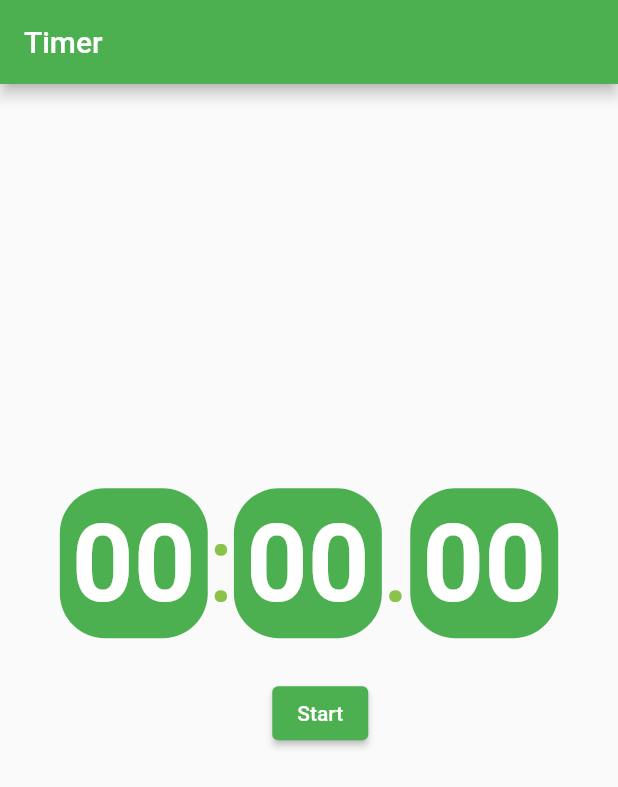
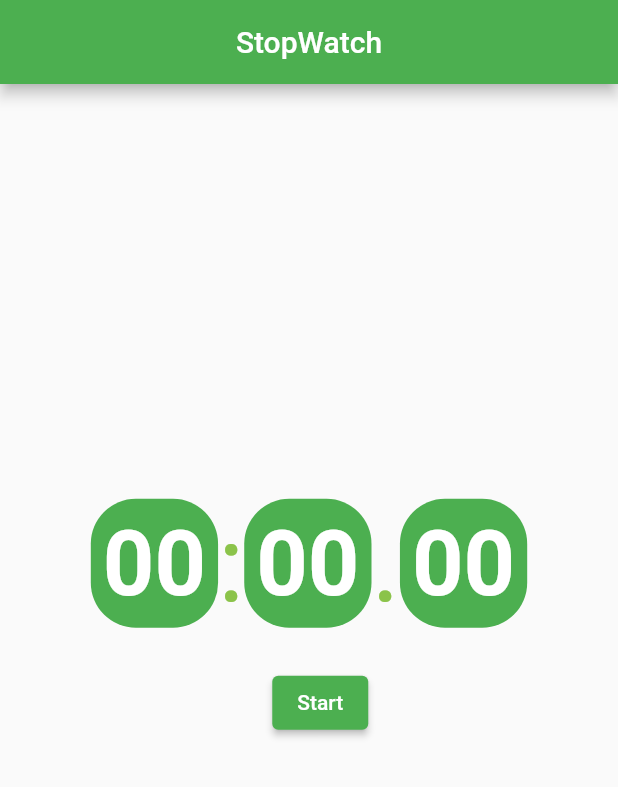
Before and after one commit to therarErifor/training, a Flutter app: the screen it shows after launch, on a phone screen of 412 x 824 dp. Shown: the top 787 px of the screen. Run offline on Flutter 3.47's test engine with Material 2 defaults, Android fonts, the phone set to English and light mode, and no system bars.

Commit message:
I just tried to refactor the code

```diff
--- a/second_app/lib/main.dart
+++ b/second_app/lib/main.dart
@@ -12,11 +12,11 @@ class MyApp extends StatelessWidget {
   Widget build(BuildContext context) {
     return MaterialApp(
       debugShowCheckedModeBanner: false,
-      title: 'Timer',
+      title: 'StopWatch',
       theme: ThemeData(
         primarySwatch: Colors.green,
       ),
-      home: const MyHomePage(title: 'Timer'),
+      home: const MyHomePage(title: 'StopWatch'),
     );
   }
 }
@@ -34,6 +34,7 @@ class _MyHomePageState extends State<MyHomePage> {
   Duration duration = Duration();
   Timer? timer;
   String mark = '';
+  int _count = 1;
 
   @override
   initState() {
@@ -76,21 +77,31 @@ class _MyHomePageState extends State<MyHomePage> {
   @override
   Widget build(BuildContext context) => Scaffold(
         appBar: AppBar(
+          centerTitle: true,
           title: Text(widget.title),
         ),
         body: Column(
+
           mainAxisAlignment: MainAxisAlignment.center,
           crossAxisAlignment: CrossAxisAlignment.center,
           children: <Widget>[
             buildTime(),
             buildButtons(),
-            new Text(
-              '$mark',
-              style: TextStyle(fontSize: 25),
-            ),
+            buildMarkTime(mark: mark),
           ],
         ),
       );
+
+  Widget buildMarkTime({required mark}) {
+    return Column(
+      children: <Widget>[
+        Text(
+          '$mark',
+          style: TextStyle(fontSize: 25),
+        ),
+      ],
+    );
+  }
 
   Widget buildButtons() {
     final isRunning = timer == null ? false : timer!.isActive;
@@ -181,7 +192,7 @@ class _MyHomePageState extends State<MyHomePage> {
               style: TextStyle(
                 fontWeight: FontWeight.bold,
                 color: Colors.white,
-                fontSize: 72,
+                fontSize: 60,
               ),
             ),
           ),
```
